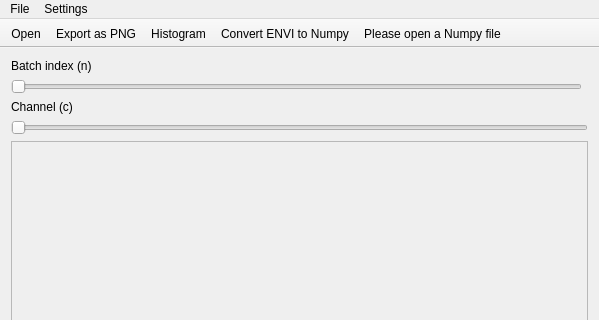
Qt form mainwindow.ui (ArendJanKramer/Numpyviewer) before a commit; both pictures show x 0 to 599 and y 0 to 320 of the 599 by 612 pixel window.
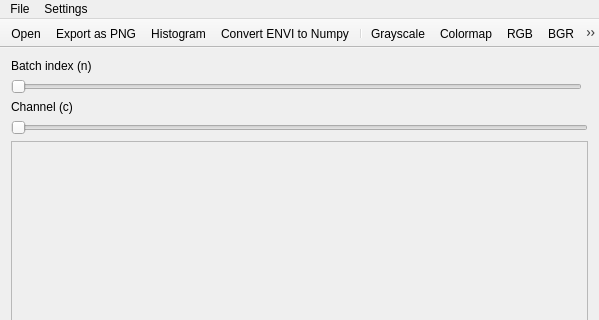
The same form after that commit. Icons and pictures are not drawn.

Commit message: Added new toolbar icons -- for selecting the color mode. Added icons to color actions.

```diff
--- a/mainwindow.ui
+++ b/mainwindow.ui
@@ -173,6 +173,12 @@
    <addaction name="actionExport_as_PNG"/>
    <addaction name="actionHistogram"/>
    <addaction name="actionconvert"/>
+   <addaction name="separator"/>
+   <addaction name="color_Grayscale"/>
+   <addaction name="color_Colormap"/>
+   <addaction name="color_RGB"/>
+   <addaction name="color_BGR"/>
+   <addaction name="separator"/>
    <addaction name="actionSelected_band"/>
   </widget>
   <widget class="QStatusBar" name="statusBar">
```
Left out of the diff: 18 changed lines with no effect on the pictures. Lines whose indentation alone changed are shown as unchanged. The commit also changes 5 other files.
